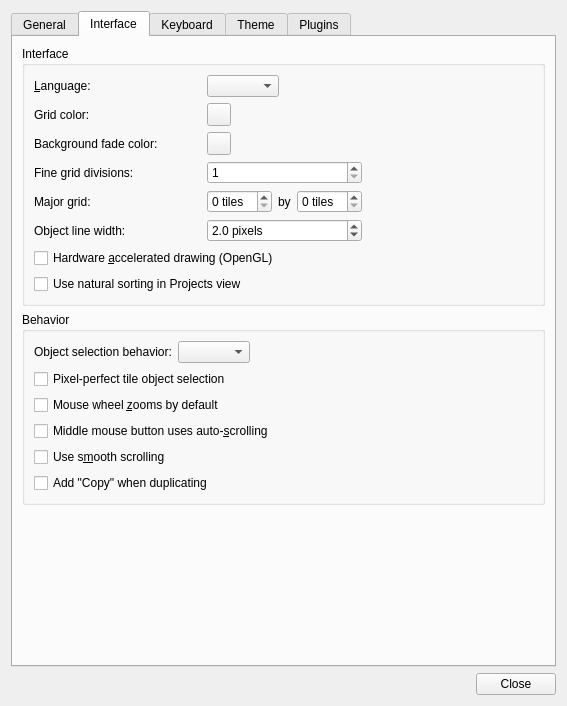
This is src/tiled/preferencesdialog.ui in mapeditor/tiled as Qt 5 draws it before an edit. The edited form follows.
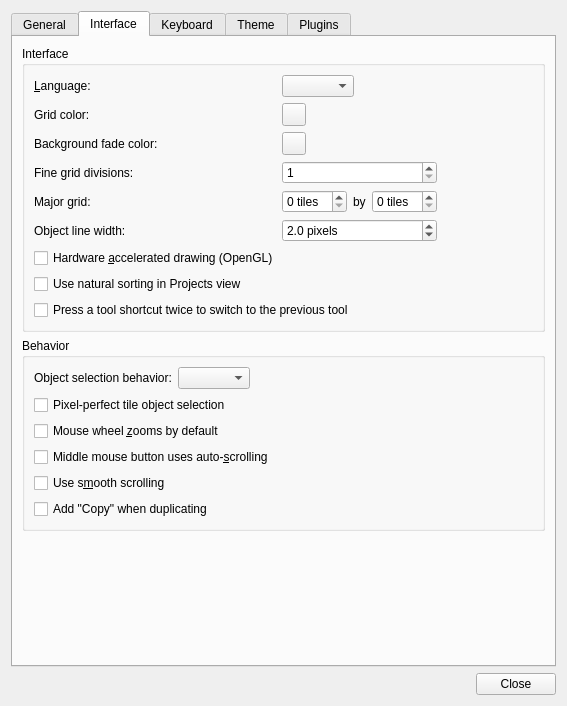
This is the edited form. The open tabs and pages were chosen to show the change. Custom widgets are drawn as their Qt base class.

Commit message: add preference for repeated shortcuts toggling to previous tool

Patch:
```diff
--- a/src/tiled/preferencesdialog.ui
+++ b/src/tiled/preferencesdialog.ui
@@ -273,6 +273,16 @@
             </property>
            </widget>
           </item>
+            <item row="8" column="0" colspan="2">
+             <widget class="QCheckBox" name="repeatShortcutForPreviousTool">
+              <property name="toolTip">
+               <string>Pressing the shortcut of the currently selected tool changes back to the previously selected tool, rather than keeping the current tool selected.</string>
+              </property>
+              <property name="text">
+               <string>Press a tool shortcut twice to switch to the previous tool</string>
+              </property>
+             </widget>
+            </item>
           <item row="4" column="1" colspan="2">
            <layout class="QHBoxLayout" name="horizontalLayout_3">
             <item>
```
The commit also changes 4 other files.
